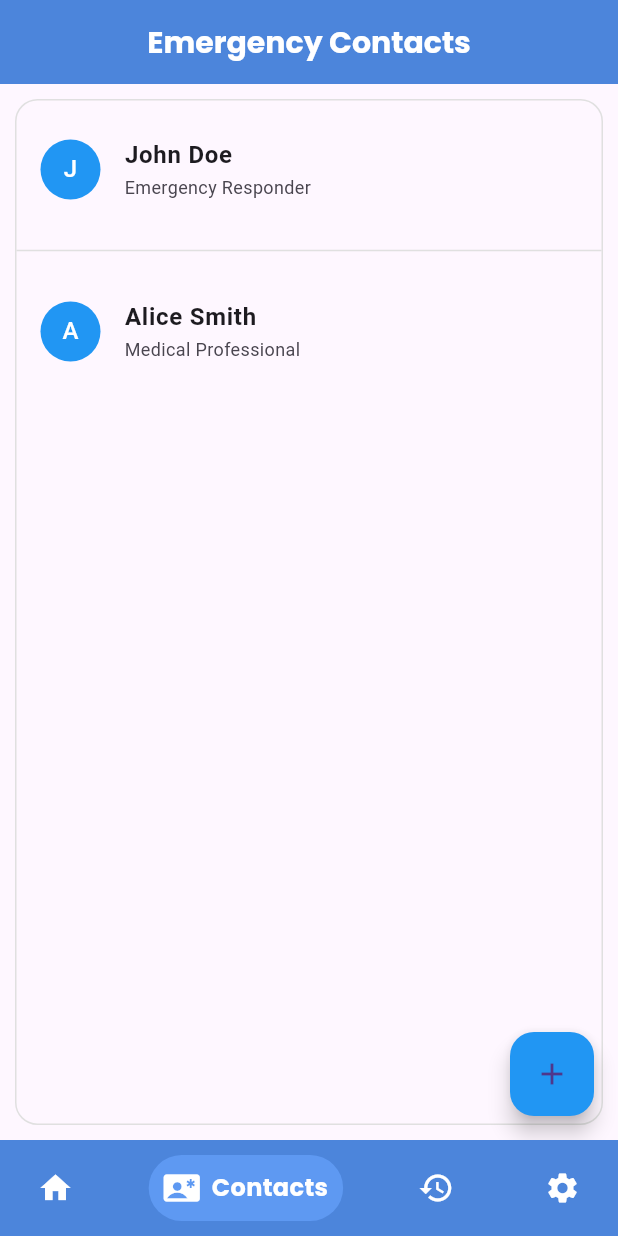
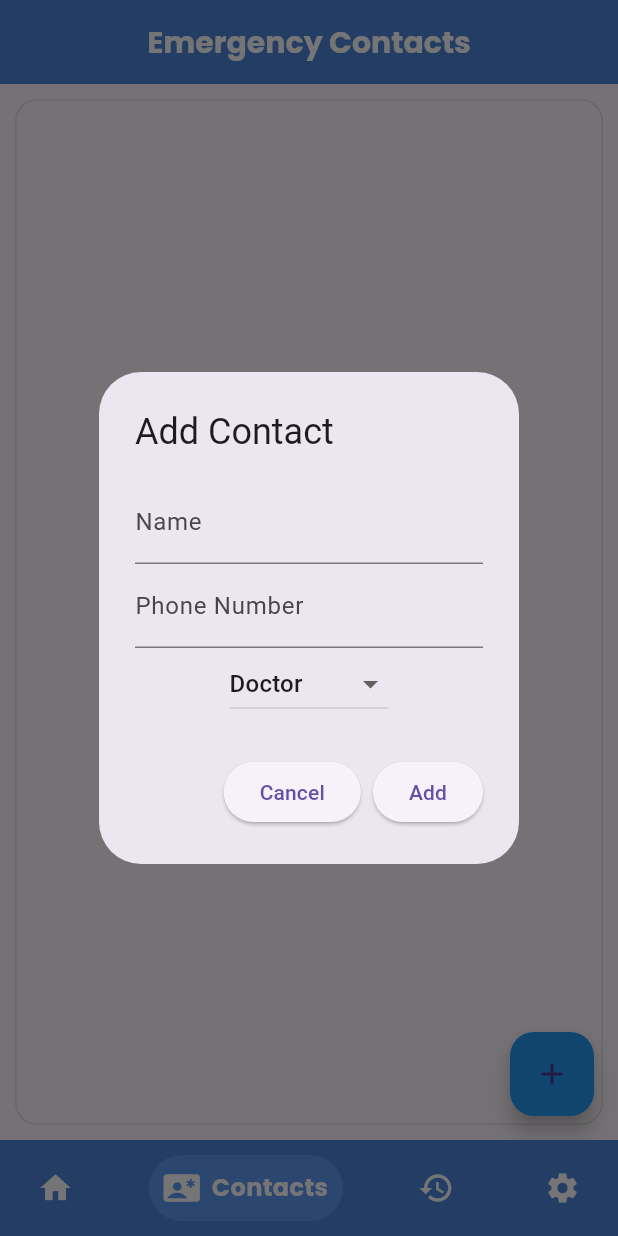
Before and after one commit to Freedisch/safetycall, a Flutter app: the screen it shows after launch, item 2 of the bottom bar chosen, after a tap on the "add" icon, on a phone screen of 412 x 824 dp. Run offline on Flutter 3.47's test engine with Material 3 defaults, Android fonts, the phone set to English and light mode, and no system bars; drawn by our look-alikes of google_nav_bar; our stand-ins replace google_fonts, shared_preferences.

Commit message:
Add functionality to add and save contacts

```diff
--- a/lib/widget/bottom_navigator.dart
+++ b/lib/widget/bottom_navigator.dart
@@ -2,6 +2,7 @@ import 'package:flutter/material.dart';
 import 'package:google_nav_bar/google_nav_bar.dart';
 import 'package:safetycare/theme.dart';
 import 'package:safetycare/widget/contact.dart';
+import 'package:safetycare/widget/contacts/contacts-main.dart';
 import 'package:safetycare/widget/history.dart';
 import 'package:safetycare/widget/home.dart';
 import 'package:safetycare/widget/settings.dart';
@@ -15,9 +16,10 @@ class BottomNavBarNavigator extends StatefulWidget {
 class _BottomNavBarNavigatorState extends State<BottomNavBarNavigator> {
   final PageController _pageController = PageController(initialPage: 0);
   int _selectedIndex = 0;
-  static const List _widgetOptions = [
+  static  List _widgetOptions = [
     Home(),
-    Contact(),
+    // ContactsMainPage(key: PageStorageKey('contacts-main-page'), title: 'Flutter Contacts',),
+    ContactPage(),
     Hitory(),
     Settings(),
   ];
--- a/lib/widget/contact.dart
+++ b/lib/widget/contact.dart
@@ -1,20 +1,47 @@
 import 'package:flutter/material.dart';
 import 'package:safetycare/widget/appbar.dart';
+import 'package:shared_preferences/shared_preferences.dart';
 
-class Contact extends StatefulWidget {
-  const Contact({super.key});
+class ContactPage extends StatefulWidget {
+  const ContactPage({Key? key}) : super(key: key);
 
   @override
-  State<Contact> createState() => _ContactState();
+  State<ContactPage> createState() => _ContactPageState();
 }
 
-class _ContactState extends State<Contact> {
-  // Dummy list of contacts for demonstration
-  final List<ContactModel> contacts = [
-    ContactModel("John Doe", "Emergency Responder"),
-    ContactModel("Alice Smith", "Medical Professional"),
-    // Add more contacts as needed
-  ];
+class _ContactPageState extends State<ContactPage> {
+  late SharedPreferences _prefs;
+
+  final List<ContactModel> contacts = [];
+
+  List<String> roleOptions = ["Doctor", "Neighbor", "Friend", "Parent", "Relative"];
+  String selectedRole = "Doctor";
+
+  @override
+  void initState() {
+    super.initState();
+    _loadContacts();
+  }
+
+  Future<void> _loadContacts() async {
+    _prefs = await SharedPreferences.getInstance();
+    final savedContacts = _prefs.getStringList('contacts');
+
+    if (savedContacts != null) {
+      setState(() {
+        contacts.clear();
+        for (var contactData in savedContacts) {
+          final contactInfo = contactData.split(',');
+          contacts.add(ContactModel(contactInfo[0], contactInfo[1], contactInfo[2]));
+        }
+      });
+    }
+  }
+
+  Future<void> _saveContacts() async {
+    final contactsData = contacts.map((contact) => '${contact.name},${contact.phoneNumber},${contact.role}').toList();
+    await _prefs.setStringList('contacts', contactsData);
+  }
 
   @override
   Widget build(BuildContext context) {
@@ -22,10 +49,11 @@ class _ContactState extends State<Contact> {
       appBar: const SafetyCallAppBar(appBarTitle: "Emergency Contacts"),
       floatingActionButton: FloatingActionButton(
         onPressed: () {
-          // Add your action here when the button is pressed
+          // Show the add contact dialog
+          _showAddContactDialog();
         },
         child: Icon(Icons.add),
-        backgroundColor: Colors.blue, // Customize the button color
+        backgroundColor: Colors.blue,
       ),
       floatingActionButtonLocation: FloatingActionButtonLocation.endFloat,
       body: Container(
@@ -36,15 +64,16 @@ class _ContactState extends State<Contact> {
         margin: EdgeInsets.all(10.0),
         child: ListView.separated(
           itemCount: contacts.length,
-          separatorBuilder: (context, index) => Divider(color: Colors.grey.shade300),
+          separatorBuilder: (context, index) =>
+              Divider(color: Colors.grey.shade300),
           itemBuilder: (context, index) {
             final contact = contacts[index];
             return ContactListItem(
               contact: contact,
               onDismissed: () {
-                // Remove the dismissed item from the list
                 setState(() {
                   contacts.removeAt(index);
+                  _saveContacts(); // Save contacts after removing one
                 });
               },
             );
@@ -53,48 +82,122 @@ class _ContactState extends State<Contact> {
       ),
     );
   }
+
+  void _showAddContactDialog() {
+    String name = "";
+    String phoneNumber = "";
+
+    showDialog(
+      context: context,
+      builder: (BuildContext context) {
+        return AlertDialog(
+          title: Text("Add Contact"),
+          content: Column(
+            mainAxisSize: MainAxisSize.min,
+            children: [
+              TextField(
+                onChanged: (value) => name = value,
+                decoration: InputDecoration(labelText: "Name"),
+              ),
+              TextField(
+                onChanged: (value) => phoneNumber = value,
+                decoration: InputDecoration(labelText: "Phone Number"),
+              ),
+              DropdownButton<String>(
+                hint: Text("Select Role"),
+                value: selectedRole,
+                onChanged: (value) {
+                  setState(() {
+                    selectedRole = value!;
+                  });
+                },
+                items: roleOptions.map((role) {
+                  return DropdownMenuItem<String>(
+                    value: role,
+                    child: Text(role),
+                  );
+                }).toList(),
+              ),
+            ],
+          ),
+          actions: [
+            ElevatedButton(
+              onPressed: () {
+                Navigator.of(context).pop();
+              },
+              child: Text("Cancel"),
+            ),
+            ElevatedButton(
+              onPressed: () {
+                if (name.isNotEmpty && phoneNumber.isNotEmpty && selectedRole.isNotEmpty) {
+                  // Add the contact to the list
+                  setState(() {
+                    contacts.add(ContactModel(name, phoneNumber, selectedRole));
+                    _saveContacts(); // Save contacts after adding one
+                  });
+                  Navigator.of(context).pop();
+                } else {
+                  // Show an error message if required fields are not filled
+                  ScaffoldMessenger.of(context).showSnackBar(
+                    SnackBar(
+                      content: Text("Please fill in the required fields."),
+                    ),
+                  );
+                }
+              },
+              child: Text("Add"),
+            ),
+          ],
+        );
+      },
+    );
+  }
 }
 
 class ContactModel {
   final String name;
+  final String phoneNumber;
   final String role;
 
-  ContactModel(this.name, this.role);
+  ContactModel(this.name, this.phoneNumber, this.role);
 }
 
 class ContactListItem extends StatelessWidget {
   final ContactModel contact;
   final VoidCallback? onDismissed;
 
-  const ContactListItem({Key? key, required this.contact, this.onDismissed}) : super(key: key);
+  const ContactListItem({Key? key, required this.contact, this.onDismissed})
+      : super(key: key);
 
   @override
   Widget build(BuildContext context) {
     return Dismissible(
-      key: Key(contact.name), // Unique key for each Dismissible widget
+      key: Key(contact.name),
       background: Container(
-        color: Colors.red, // Background color when swiping to delete
+        color: Colors.red,
         alignment: Alignment.centerRight,
         padding: EdgeInsets.only(right: 16.0),
         child: Icon(Icons.delete, color: Colors.white),
       ),
       onDismissed: (_) {
-        // Triggered when the item is dismissed (swiped away)
         onDismissed?.call();
       },
       child: ListTile(
         contentPadding: EdgeInsets.symmetric(horizontal: 16.0, vertical: 10.0),
         leading: CircleAvatar(
-          backgroundColor: Colors.blue, // Customize the avatar color
+          backgroundColor: Colors.blue,
           child: Text(
             contact.name[0],
             style: TextStyle(color: Colors.white),
           ),
         ),
         title: Text(contact.name, style: TextStyle(fontWeight: FontWeight.bold)),
-        subtitle: Text(
-          contact.role,
-          style: TextStyle(fontSize: 12.0),
+        subtitle: Row(
+          children: [
+            Text(contact.phoneNumber),
+            Spacer(),
+            Text(contact.role),
+          ],
         ),
       ),
     );
--- a/pubspec.yaml
+++ b/pubspec.yaml
@@ -37,6 +37,10 @@ dependencies:
   google_nav_bar: ^5.0.6
   google_fonts: ^6.1.0
   provider: ^6.0.5
+  contacts_service: ^0.6.3
+  permission_handler: ^11.0.1
+  shared_preferences: ^2.2.2
+
 
 dev_dependencies:
   flutter_test:
```
Also changed, not shown: pubspec.lock, 4 other files.
